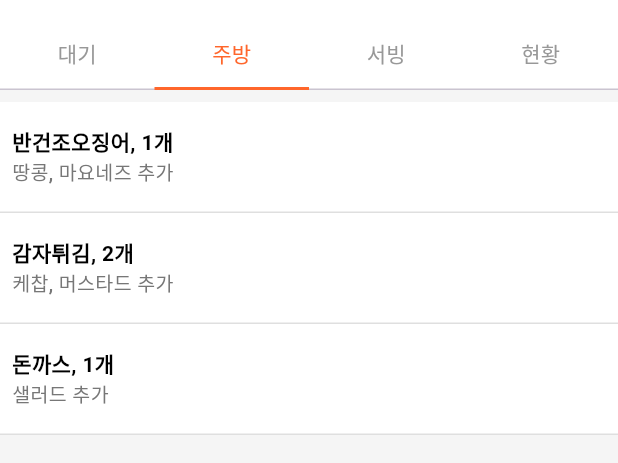
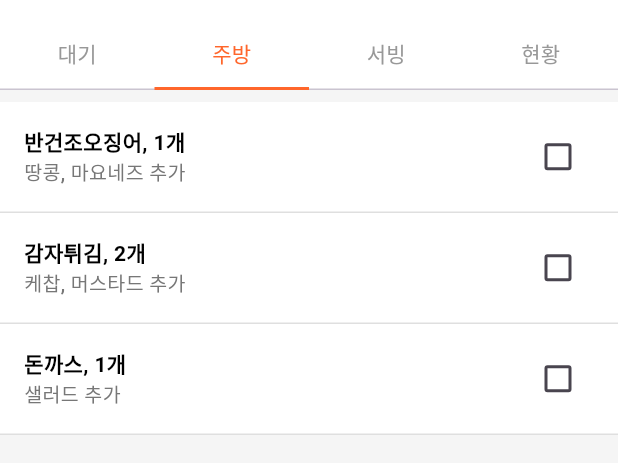
Before and after one commit to olleh365/menuboard-admin, a Flutter app: the screen it shows after launch, tab 2 chosen, on a phone screen of 412 x 824 dp, the part 66-529 px from its top. Run offline on Flutter 3.47's test engine with Material 3 defaults, Android fonts, the phone set to English and light mode, and no system bars; our stand-ins replace fluttertoast.

Commit message:
주방 수정1

```diff
--- a/lib/kitchen_screen.dart
+++ b/lib/kitchen_screen.dart
@@ -1,12 +1,19 @@
 import 'package:flutter/material.dart';
 import 'package:menuboard_admin/exam_menu_model.dart';
 import 'package:provider/provider.dart';
-import 'package:intl/intl.dart';
 import 'main.dart';
 import 'order_provider.dart';
 
-class KitchenScreen extends StatelessWidget {
+class KitchenScreen extends StatefulWidget {
   const KitchenScreen({super.key});
+
+  @override
+  KitchenScreenState createState() => KitchenScreenState();
+}
+
+class KitchenScreenState extends State<KitchenScreen> {
+  bool isChecked = false;
+
   @override
   Widget build(BuildContext context) {
     final orders = Provider.of<OrderProvider>(context).orders;
@@ -24,7 +31,7 @@ class KitchenScreen extends StatelessWidget {
               child: Column(
                 children: [
                   Padding(
-                        padding: const EdgeInsets.symmetric(horizontal: 8),
+                        padding: const EdgeInsets.symmetric(horizontal: 16),
                         child: Row(
                           mainAxisAlignment: MainAxisAlignment.spaceBetween,
                           children: [
@@ -52,6 +59,14 @@ class KitchenScreen extends StatelessWidget {
                                 const SizedBox(height: 16)
                               ],
                             ),
+                            Checkbox(
+                              value: isChecked,
+                              onChanged: (bool? value) {
+                                setState(() {
+                                  isChecked = value!;
+                                });
+                              },
+                            ),
                           ],
                         ),
                       ),
```
